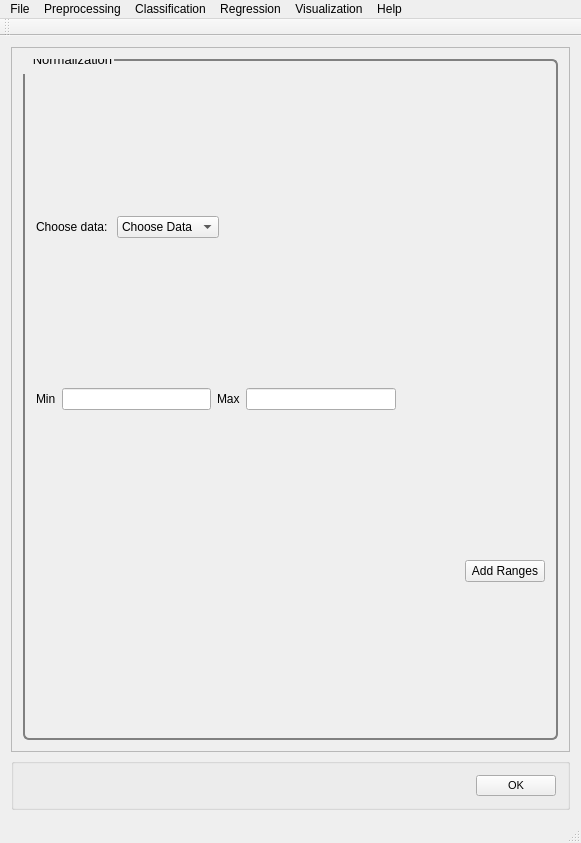
Above: src/PYSAT_Gui_UI_Forms/UI Files/01_mainwindow_normalization.ui from tisaconundrum2/PySAT-GUI before the change. Below: the same form after it.
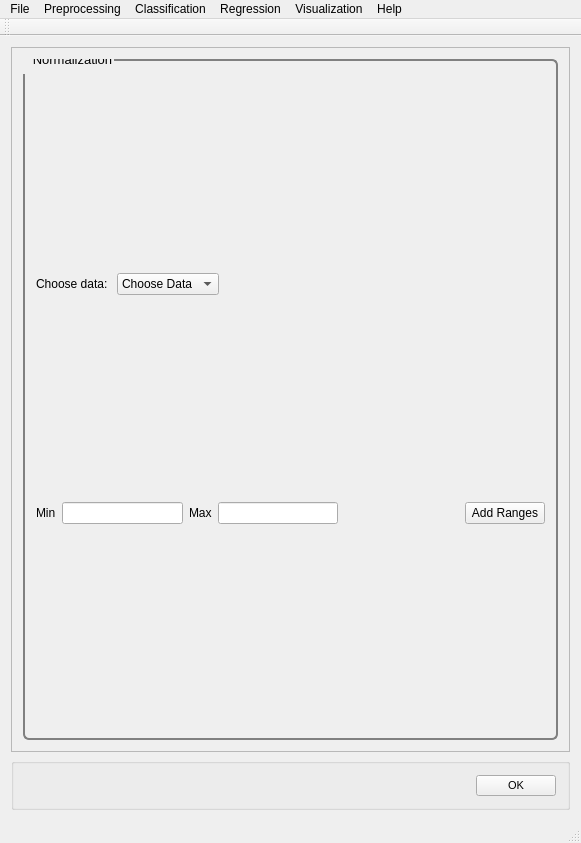
That is the form after the change.

Commit message: Adding deletability to Each consecutive new box that is added to UI Add Ranges button is now coupled with the first two boxes that appear 	modified:   src/Python PYSAT_GUI/PYSAT_UI_MODULES/normalization_.py Small change to normalization Ui file. 	modified:   src/PYSAT_Gui_UI_Forms/UI Files/01_mainwindow_normalization.ui

The edit to the form file:
```diff
--- a/src/PYSAT_Gui_UI_Forms/UI Files/01_mainwindow_normalization.ui
+++ b/src/PYSAT_Gui_UI_Forms/UI Files/01_mainwindow_normalization.ui
@@ -139,23 +139,6 @@
                </property>
               </spacer>
              </item>
-            </layout>
-           </item>
-           <item>
-            <layout class="QHBoxLayout" name="add_ranges_button_hlayout">
-             <item>
-              <spacer name="add_ranges_button_spacer">
-               <property name="orientation">
-                <enum>Qt::Horizontal</enum>
-               </property>
-               <property name="sizeHint" stdset="0">
-                <size>
-                 <width>40</width>
-                 <height>20</height>
-                </size>
-               </property>
-              </spacer>
-             </item>
              <item>
               <widget class="QPushButton" name="add_ranges_button">
                <property name="text">
```
The commit also changes 1 other file.
